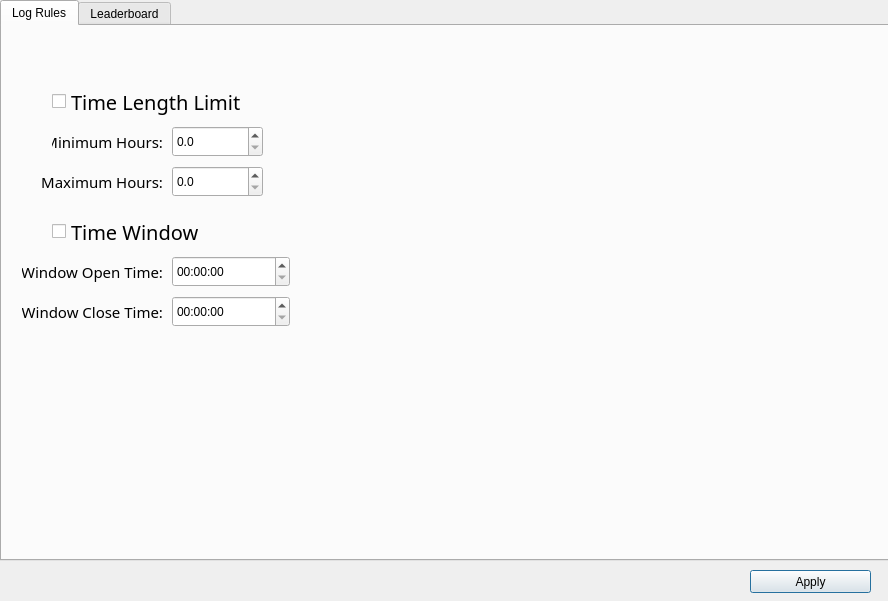
First picture: the form in GUI/OptionsDialog.ui, repository Pearadox/PearLogger2, before the edit.
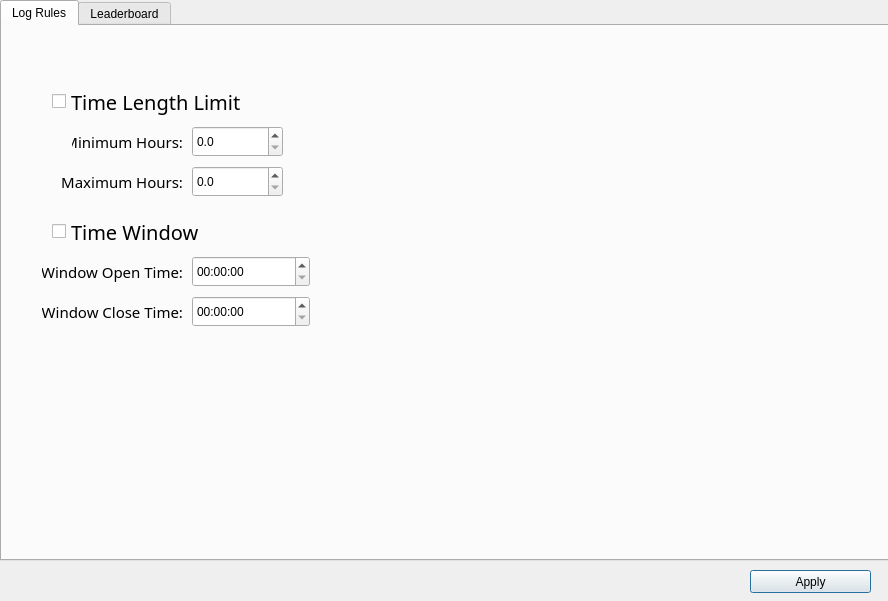
Second picture: the form after the edit. The open tabs and pages were chosen to show the change.

```diff
--- a/GUI/OptionsDialog.ui
+++ b/GUI/OptionsDialog.ui
@@ -34,7 +34,7 @@
       <rect>
        <x>50</x>
        <y>60</y>
-       <width>271</width>
+       <width>321</width>
        <height>31</height>
       </rect>
      </property>
@@ -51,7 +51,7 @@
     <widget class="QLabel" name="minimum_hours_label">
      <property name="geometry">
       <rect>
-       <x>50</x>
+       <x>70</x>
        <y>100</y>
        <width>111</width>
        <height>31</height>
@@ -73,7 +73,7 @@
     <widget class="QDoubleSpinBox" name="minimum_hours_spinBox">
      <property name="geometry">
       <rect>
-       <x>170</x>
+       <x>190</x>
        <y>100</y>
        <width>91</width>
        <height>31</height>
@@ -89,7 +89,7 @@
     <widget class="QLabel" name="maximum_hours_label">
      <property name="geometry">
       <rect>
-       <x>40</x>
+       <x>60</x>
        <y>140</y>
        <width>121</width>
        <height>31</height>
@@ -111,7 +111,7 @@
     <widget class="QDoubleSpinBox" name="maximum_hours_spinBox">
      <property name="geometry">
       <rect>
-       <x>170</x>
+       <x>190</x>
        <y>140</y>
        <width>91</width>
        <height>31</height>
@@ -146,7 +146,7 @@
     <widget class="QLabel" name="window_open_label">
      <property name="geometry">
       <rect>
-       <x>20</x>
+       <x>40</x>
        <y>230</y>
        <width>141</width>
        <height>31</height>
@@ -168,7 +168,7 @@
     <widget class="QLabel" name="window_close_label">
      <property name="geometry">
       <rect>
-       <x>20</x>
+       <x>40</x>
        <y>270</y>
        <width>141</width>
        <height>31</height>
@@ -190,7 +190,7 @@
     <widget class="QTimeEdit" name="window_open_timeEdit">
      <property name="geometry">
       <rect>
-       <x>170</x>
+       <x>190</x>
        <y>230</y>
        <width>118</width>
        <height>31</height>
@@ -200,7 +200,7 @@
     <widget class="QTimeEdit" name="window_close_timeEdit">
      <property name="geometry">
       <rect>
-       <x>170</x>
+       <x>190</x>
        <y>270</y>
        <width>118</width>
        <height>31</height>
```
Left out of the diff: 8 changed lines with no effect on the pictures.
